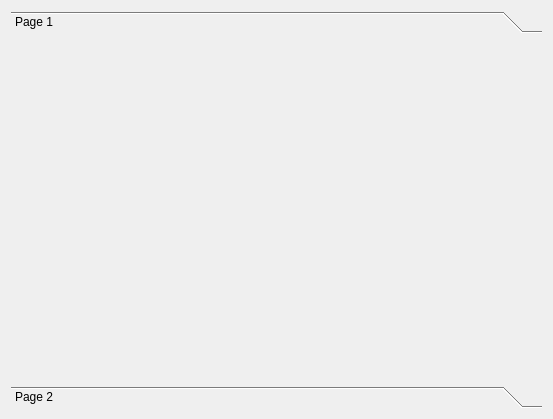
Old version of the form source/UI/EditorWidgets/WindsGeneratorSettingsEditorWidget.ui in the repository SiekamCebule/sj-sim.
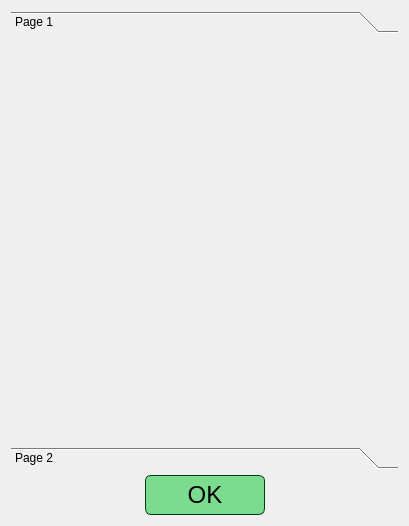
New version of the form.

What changed in the file:
```diff
--- a/source/UI/EditorWidgets/WindsGeneratorSettingsEditorWidget.ui
+++ b/source/UI/EditorWidgets/WindsGeneratorSettingsEditorWidget.ui
@@ -6,8 +6,8 @@
    <rect>
     <x>0</x>
     <y>0</y>
-    <width>553</width>
-    <height>419</height>
+    <width>409</width>
+    <height>526</height>
    </rect>
   </property>
   <property name="windowTitle">
@@ -30,8 +30,8 @@
        <rect>
         <x>0</x>
         <y>0</y>
-        <width>535</width>
-        <height>343</height>
+        <width>391</width>
+        <height>402</height>
        </rect>
       </property>
       <attribute name="label">
@@ -53,6 +53,71 @@
      </widget>
     </widget>
    </item>
+   <item>
+    <layout class="QHBoxLayout" name="horizontalLayout_OKButton">
+     <item>
+      <spacer name="horizontalSpacer">
+       <property name="orientation">
+        <enum>Qt::Horizontal</enum>
+       </property>
+       <property name="sizeHint" stdset="0">
+        <size>
+         <width>40</width>
+         <height>20</height>
+        </size>
+       </property>
+      </spacer>
+     </item>
+     <item>
+      <widget class="QPushButton" name="pushButton_submit">
+       <property name="minimumSize">
+        <size>
+         <width>120</width>
+         <height>40</height>
+        </size>
+       </property>
+       <property name="maximumSize">
+        <size>
+         <width>120</width>
+         <height>40</height>
+        </size>
+       </property>
+       <property name="font">
+        <font>
+         <pointsize>18</pointsize>
+        </font>
+       </property>
+       <property name="styleSheet">
+        <string notr="true">QPushButton{
+border: 1px solid rgb(0, 59, 23);
+border-radius: 6px;
+color: rgb(0, 0, 0);
+background-color: rgb(123, 220, 144);
+}
+QPushButton:hover{
+background-color: rgb(153, 253, 174);
+}</string>
+       </property>
+       <property name="text">
+        <string>OK</string>
+       </property>
+      </widget>
+     </item>
+     <item>
+      <spacer name="horizontalSpacer_2">
+       <property name="orientation">
+        <enum>Qt::Horizontal</enum>
+       </property>
+       <property name="sizeHint" stdset="0">
+        <size>
+         <width>40</width>
+         <height>20</height>
+        </size>
+       </property>
+      </spacer>
+     </item>
+    </layout>
+   </item>
   </layout>
  </widget>
  <resources/>
```
Left out of the diff: 4 changed lines with no effect on the pictures.
